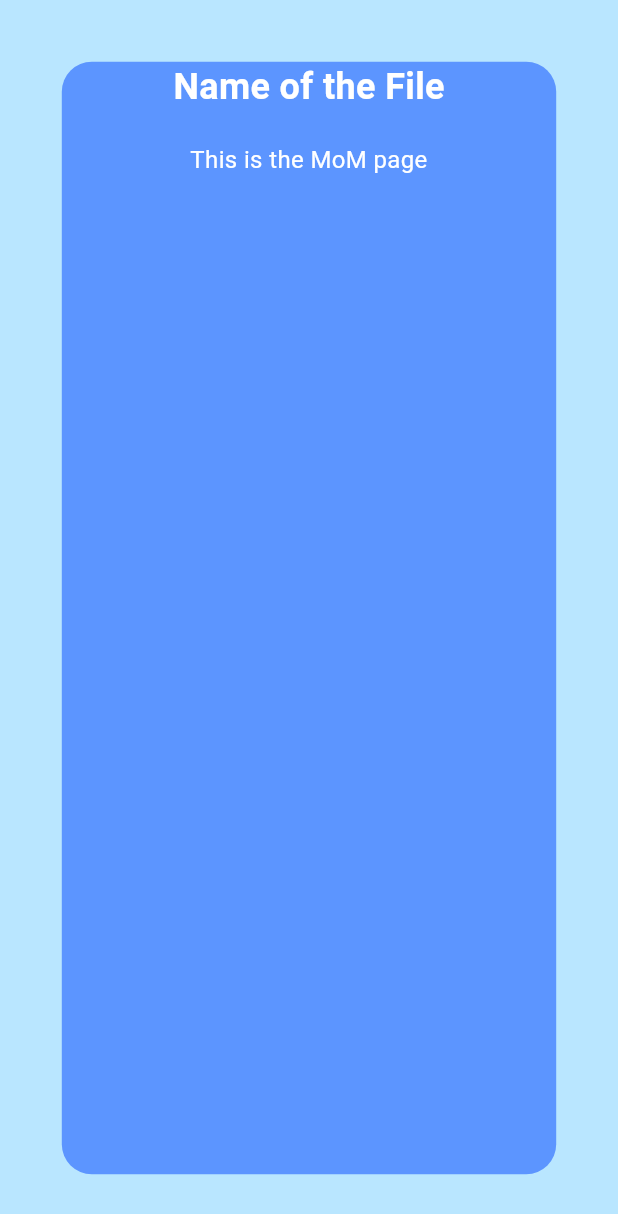
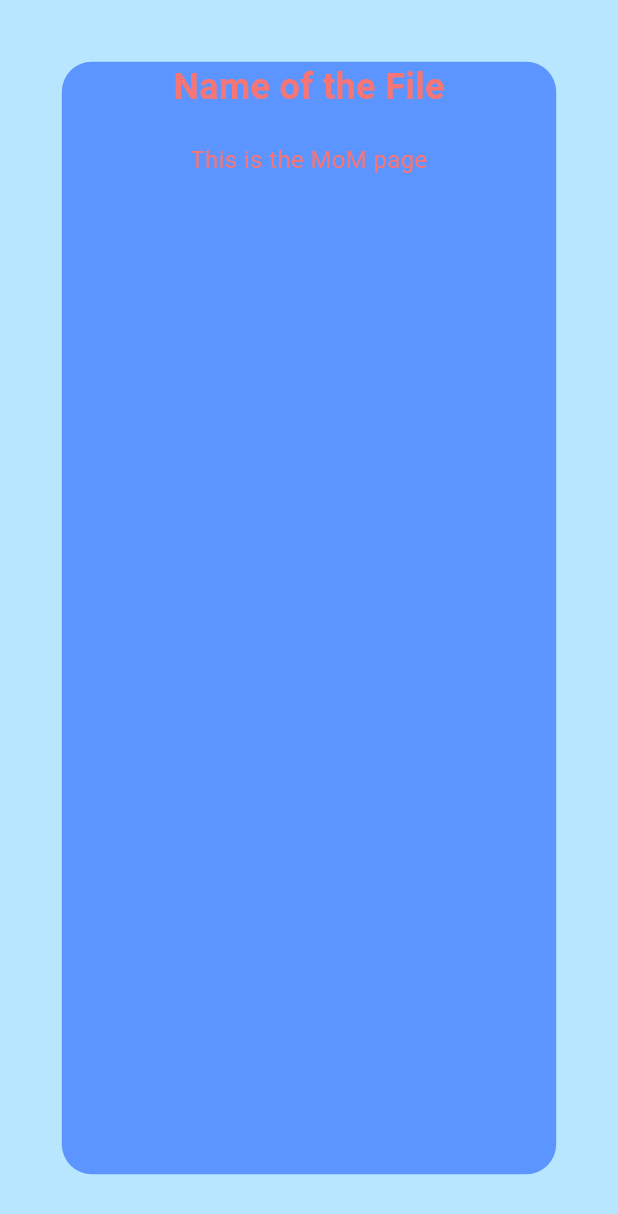
Before and after one commit to MKDev121/Smart_Meeting_Recorder, a Flutter app: the screen it shows after launch, on a phone screen of 412 x 824 dp. Shown: the top 1214 px of the screen. Run offline on Flutter 3.47's test engine with Material 3 defaults, Android fonts, the phone set to English and light mode, and no system bars.

Commit message:
Updated text color on MoM page to match Figma design

```diff
--- a/smart_recorder/lib/Pages/MOMpage.dart
+++ b/smart_recorder/lib/Pages/MOMpage.dart
@@ -28,7 +28,7 @@ class MomPage extends StatelessWidget {
                 style: TextStyle(
                   fontSize: 24,
                   fontWeight: FontWeight.bold,
-                  color: Colors.white,
+                  color: Color(0xffF87575),
                 ),
               ),
               SizedBox(height: 20),
@@ -36,7 +36,7 @@ class MomPage extends StatelessWidget {
                 'This is the MoM page',
                 style: TextStyle(
                   fontSize: 16,
-                  color: Colors.white,
+                  color: Color(0xffF87575),
                 ),
                 textAlign: TextAlign.center,
               ),
```
